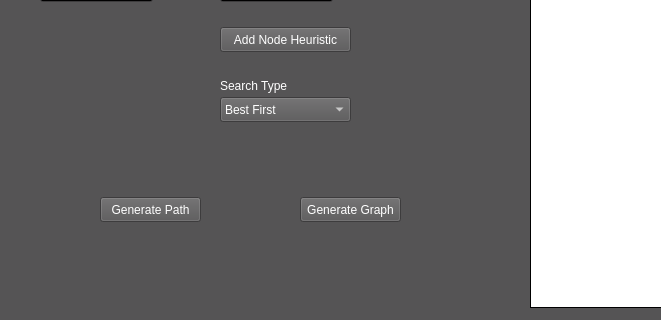
Old version of the form qtdesign.ui in the repository omar-ahsan/AI_project; both pictures show x 0 to 661 and y 403 to 723 of the 1064 by 723 pixel window.
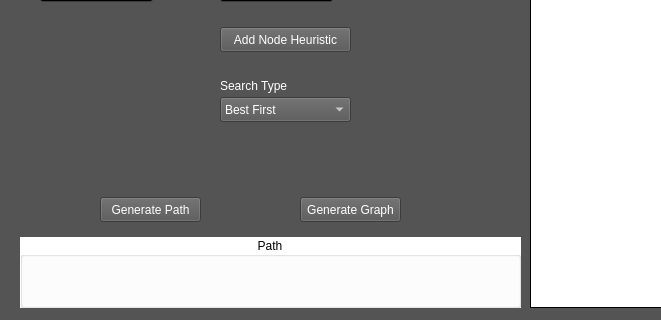
New version of the form.

```diff
--- a/qtdesign.ui
+++ b/qtdesign.ui
@@ -1377,6 +1377,496 @@
      <string>Depth</string>
     </property>
    </widget>
+   <widget class="QGroupBox" name="path_box">
+    <property name="geometry">
+     <rect>
+      <x>20</x>
+      <y>640</y>
+      <width>501</width>
+      <height>71</height>
+     </rect>
+    </property>
+    <property name="palette">
+     <palette>
+      <active>
+       <colorrole role="WindowText">
+        <brush brushstyle="SolidPattern">
+         <color alpha="255">
+          <red>0</red>
+          <green>0</green>
+          <blue>0</blue>
+         </color>
+        </brush>
+       </colorrole>
+       <colorrole role="Button">
+        <brush brushstyle="SolidPattern">
+         <color alpha="255">
+          <red>255</red>
+          <green>255</green>
+          <blue>255</blue>
+         </color>
+        </brush>
+       </colorrole>
+       <colorrole role="Light">
+        <brush brushstyle="SolidPattern">
+         <color alpha="255">
+          <red>255</red>
+          <green>255</green>
+          <blue>255</blue>
+         </color>
+        </brush>
+       </colorrole>
+       <colorrole role="Midlight">
+        <brush brushstyle="SolidPattern">
+         <color alpha="255">
+          <red>255</red>
+          <green>255</green>
+          <blue>255</blue>
+         </color>
+        </brush>
+       </colorrole>
+       <colorrole role="Dark">
+        <brush brushstyle="SolidPattern">
+         <color alpha="255">
+          <red>127</red>
+          <green>127</green>
+          <blue>127</blue>
+         </color>
+        </brush>
+       </colorrole>
+       <colorrole role="Mid">
+        <brush brushstyle="SolidPattern">
+         <color alpha="255">
+          <red>170</red>
+          <green>170</green>
+          <blue>170</blue>
+         </color>
+        </brush>
+       </colorrole>
+       <colorrole role="Text">
+        <brush brushstyle="SolidPattern">
+         <color alpha="255">
+          <red>0</red>
+          <green>0</green>
+          <blue>0</blue>
+         </color>
+        </brush>
+       </colorrole>
+       <colorrole role="BrightText">
+        <brush brushstyle="SolidPattern">
+         <color alpha="255">
+          <red>255</red>
+          <green>255</green>
+          <blue>255</blue>
+         </color>
+        </brush>
+       </colorrole>
+       <colorrole role="ButtonText">
+        <brush brushstyle="SolidPattern">
+         <color alpha="255">
+          <red>0</red>
+          <green>0</green>
+          <blue>0</blue>
+         </color>
+        </brush>
+       </colorrole>
+       <colorrole role="Base">
+        <brush brushstyle="SolidPattern">
+         <color alpha="255">
+          <red>255</red>
+          <green>255</green>
+          <blue>255</blue>
+         </color>
+        </brush>
+       </colorrole>
+       <colorrole role="Window">
+        <brush brushstyle="SolidPattern">
+         <color alpha="255">
+          <red>255</red>
+          <green>255</green>
+          <blue>255</blue>
+         </color>
+        </brush>
+       </colorrole>
+       <colorrole role="Shadow">
+        <brush brushstyle="SolidPattern">
+         <color alpha="255">
+          <red>0</red>
+          <green>0</green>
+          <blue>0</blue>
+         </color>
+        </brush>
+       </colorrole>
+       <colorrole role="AlternateBase">
+        <brush brushstyle="SolidPattern">
+         <color alpha="255">
+          <red>255</red>
+          <green>255</green>
+          <blue>255</blue>
+         </color>
+        </brush>
+       </colorrole>
+       <colorrole role="ToolTipBase">
+        <brush brushstyle="SolidPattern">
+         <color alpha="255">
+          <red>255</red>
+          <green>255</green>
+          <blue>220</blue>
+         </color>
+        </brush>
+       </colorrole>
+       <colorrole role="ToolTipText">
+        <brush brushstyle="SolidPattern">
+         <color alpha="255">
+          <red>0</red>
+          <green>0</green>
+          <blue>0</blue>
+         </color>
+        </brush>
+       </colorrole>
+       <colorrole role="PlaceholderText">
+        <brush brushstyle="SolidPattern">
+         <color alpha="127">
+          <red>0</red>
+          <green>0</green>
+          <blue>0</blue>
+         </color>
+        </brush>
+       </colorrole>
+      </active>
+      <inactive>
+       <colorrole role="WindowText">
+        <brush brushstyle="SolidPattern">
+         <color alpha="255">
+          <red>0</red>
+          <green>0</green>
+          <blue>0</blue>
+         </color>
+        </brush>
+       </colorrole>
+       <colorrole role="Button">
+        <brush brushstyle="SolidPattern">
+         <color alpha="255">
+          <red>255</red>
+          <green>255</green>
+          <blue>255</blue>
+         </color>
+        </brush>
+       </colorrole>
+       <colorrole role="Light">
+        <brush brushstyle="SolidPattern">
+         <color alpha="255">
+          <red>255</red>
+          <green>255</green>
+          <blue>255</blue>
+         </color>
+        </brush>
+       </colorrole>
+       <colorrole role="Midlight">
+        <brush brushstyle="SolidPattern">
+         <color alpha="255">
+          <red>255</red>
+          <green>255</green>
+          <blue>255</blue>
+         </color>
+        </brush>
+       </colorrole>
+       <colorrole role="Dark">
+        <brush brushstyle="SolidPattern">
+         <color alpha="255">
+          <red>127</red>
+          <green>127</green>
+          <blue>127</blue>
+         </color>
+        </brush>
+       </colorrole>
+       <colorrole role="Mid">
+        <brush brushstyle="SolidPattern">
+         <color alpha="255">
+          <red>170</red>
+          <green>170</green>
+          <blue>170</blue>
+         </color>
+        </brush>
+       </colorrole>
+       <colorrole role="Text">
+        <brush brushstyle="SolidPattern">
+         <color alpha="255">
+          <red>0</red>
+          <green>0</green>
+          <blue>0</blue>
+         </color>
+        </brush>
+       </colorrole>
+       <colorrole role="BrightText">
+        <brush brushstyle="SolidPattern">
+         <color alpha="255">
+          <red>255</red>
+          <green>255</green>
+          <blue>255</blue>
+         </color>
+        </brush>
+       </colorrole>
+       <colorrole role="ButtonText">
+        <brush brushstyle="SolidPattern">
+         <color alpha="255">
+          <red>0</red>
+          <green>0</green>
+          <blue>0</blue>
+         </color>
+        </brush>
+       </colorrole>
+       <colorrole role="Base">
+        <brush brushstyle="SolidPattern">
+         <color alpha="255">
+          <red>255</red>
+          <green>255</green>
+          <blue>255</blue>
+         </color>
+        </brush>
+       </colorrole>
+       <colorrole role="Window">
+        <brush brushstyle="SolidPattern">
+         <color alpha="255">
+          <red>255</red>
+          <green>255</green>
+          <blue>255</blue>
+         </color>
+        </brush>
+       </colorrole>
+       <colorrole role="Shadow">
+        <brush brushstyle="SolidPattern">
+         <color alpha="255">
+          <red>0</red>
+          <green>0</green>
+          <blue>0</blue>
+         </color>
+        </brush>
+       </colorrole>
+       <colorrole role="AlternateBase">
+        <brush brushstyle="SolidPattern">
+         <color alpha="255">
+          <red>255</red>
+          <green>255</green>
+          <blue>255</blue>
+         </color>
+        </brush>
+       </colorrole>
+       <colorrole role="ToolTipBase">
+        <brush brushstyle="SolidPattern">
+         <color alpha="255">
+          <red>255</red>
+          <green>255</green>
+          <blue>220</blue>
+         </color>
+        </brush>
+       </colorrole>
+       <colorrole role="ToolTipText">
+        <brush brushstyle="SolidPattern">
+         <color alpha="255">
+          <red>0</red>
+          <green>0</green>
+          <blue>0</blue>
+         </color>
+        </brush>
+       </colorrole>
+       <colorrole role="PlaceholderText">
+        <brush brushstyle="SolidPattern">
+         <color alpha="127">
+          <red>0</red>
+          <green>0</green>
+          <blue>0</blue>
+         </color>
+        </brush>
+       </colorrole>
+      </inactive>
+      <disabled>
+       <colorrole role="WindowText">
+        <brush brushstyle="SolidPattern">
+         <color alpha="255">
+          <red>127</red>
+          <green>127</green>
+          <blue>127</blue>
+         </color>
+        </brush>
+       </colorrole>
+       <colorrole role="Button">
+        <brush brushstyle="SolidPattern">
+         <color alpha="255">
+          <red>255</red>
+          <green>255</green>
+          <blue>255</blue>
+         </color>
+        </brush>
+       </colorrole>
+       <colorrole role="Light">
+        <brush brushstyle="SolidPattern">
+         <color alpha="255">
+          <red>255</red>
+          <green>255</green>
+          <blue>255</blue>
+         </color>
+        </brush>
+       </colorrole>
+       <colorrole role="Midlight">
+        <brush brushstyle="SolidPattern">
+         <color alpha="255">
+          <red>255</red>
+          <green>255</green>
+          <blue>255</blue>
+         </color>
+        </brush>
+       </colorrole>
+       <colorrole role="Dark">
+        <brush brushstyle="SolidPattern">
+         <color alpha="255">
+          <red>127</red>
+          <green>127</green>
+          <blue>127</blue>
+         </color>
+        </brush>
+       </colorrole>
+       <colorrole role="Mid">
+        <brush brushstyle="SolidPattern">
+         <color alpha="255">
+          <red>170</red>
+          <green>170</green>
+          <blue>170</blue>
+         </color>
+        </brush>
+       </colorrole>
+       <colorrole role="Text">
+        <brush brushstyle="SolidPattern">
+         <color alpha="255">
+          <red>127</red>
+          <green>127</green>
+          <blue>127</blue>
+         </color>
+        </brush>
+       </colorrole>
+       <colorrole role="BrightText">
+        <brush brushstyle="SolidPattern">
+         <color alpha="255">
+          <red>255</red>
+          <green>255</green>
+          <blue>255</blue>
+         </color>
+        </brush>
+       </colorrole>
+       <colorrole role="ButtonText">
+        <brush brushstyle="SolidPattern">
+         <color alpha="255">
+          <red>127</red>
+          <green>127</green>
+          <blue>127</blue>
+         </color>
+        </brush>
+       </colorrole>
+       <colorrole role="Base">
+        <brush brushstyle="SolidPattern">
+         <color alpha="255">
+          <red>255</red>
+          <green>255</green>
+          <blue>255</blue>
+         </color>
+        </brush>
+       </colorrole>
+       <colorrole role="Window">
+        <brush brushstyle="SolidPattern">
+         <color alpha="255">
+          <red>255</red>
+          <green>255</green>
+          <blue>255</blue>
+         </color>
+        </brush>
+       </colorrole>
+       <colorrole role="Shadow">
+        <brush brushstyle="SolidPattern">
+         <color alpha="255">
+          <red>0</red>
+          <green>0</green>
+          <blue>0</blue>
+         </color>
+        </brush>
+       </colorrole>
+       <colorrole role="AlternateBase">
+        <brush brushstyle="SolidPattern">
+         <color alpha="255">
+          <red>255</red>
+          <green>255</green>
+          <blue>255</blue>
+         </color>
+        </brush>
+       </colorrole>
+       <colorrole role="ToolTipBase">
+        <brush brushstyle="SolidPattern">
+         <color alpha="255">
+          <red>255</red>
+          <green>255</green>
+          <blue>220</blue>
+         </color>
+        </brush>
+       </colorrole>
+       <colorrole role="ToolTipText">
+        <brush brushstyle="SolidPattern">
+         <color alpha="255">
+          <red>0</red>
+          <green>0</green>
+          <blue>0</blue>
+         </color>
+        </brush>
+       </colorrole>
+       <colorrole role="PlaceholderText">
+        <brush brushstyle="SolidPattern">
+         <color alpha="127">
+          <red>127</red>
+          <green>127</green>
+          <blue>127</blue>
+         </color>
+        </brush>
+       </colorrole>
+      </disabled>
+     </palette>
+    </property>
+    <property name="mouseTracking">
+     <bool>false</bool>
+    </property>
+    <property name="contextMenuPolicy">
+     <enum>Qt::DefaultContextMenu</enum>
+    </property>
+    <property name="autoFillBackground">
+     <bool>true</bool>
+    </property>
+    <property name="title">
+     <string>Path</string>
+    </property>
+    <property name="alignment">
+     <set>Qt::AlignCenter</set>
+    </property>
+    <property name="flat">
+     <bool>false</bool>
+    </property>
+    <widget class="QLabel" name="path_line_box">
+     <property name="geometry">
+      <rect>
+       <x>10</x>
+       <y>36</y>
+       <width>481</width>
+       <height>21</height>
+      </rect>
+     </property>
+     <property name="font">
+      <font>
+       <family>DejaVu Serif</family>
+       <pointsize>10</pointsize>
+       <bold>true</bold>
+      </font>
+     </property>
+     <property name="text">
+      <string/>
+     </property>
+    </widget>
+   </widget>
   </widget>
  </widget>
  <resources/>
```
